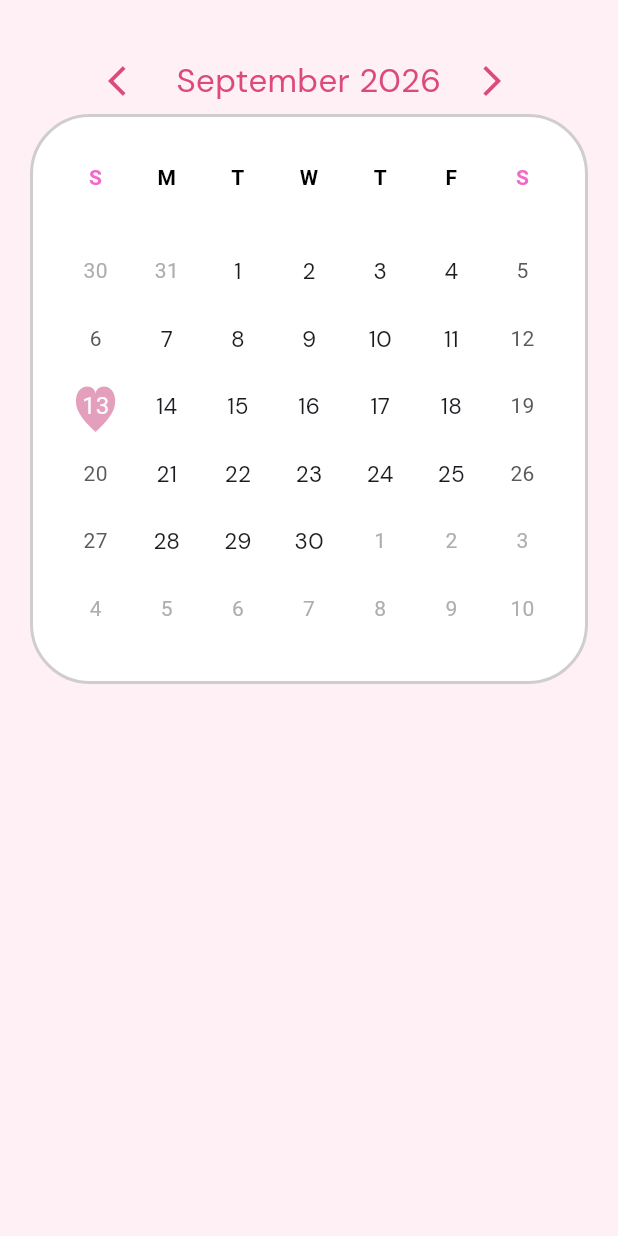
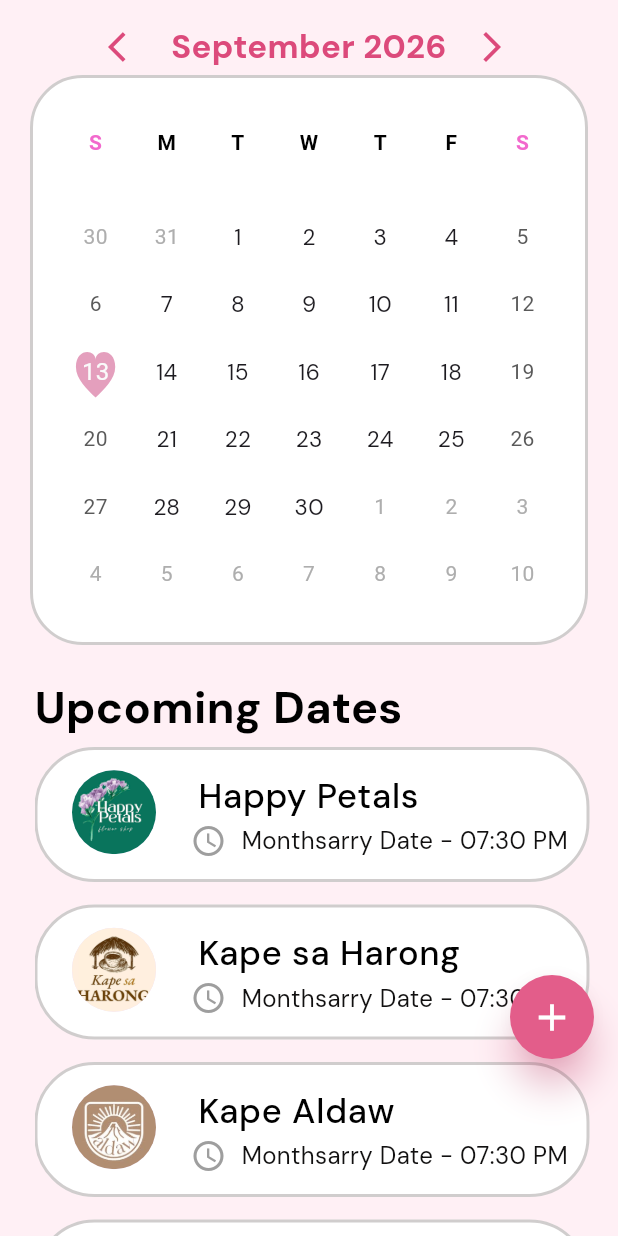
Before and after one commit to Drew010406/Bean-There, a Flutter app: the CalendarScreen screen opened directly, on a phone screen of 412 x 824 dp. Run offline on Flutter 3.47's test engine with Material 3 defaults, Android fonts, the phone set to English and light mode, and no system bars; drawn by our look-alikes of table_calendar; our stand-ins replace google_fonts, google_maps_flutter, material_symbols_icons.

Commit message:
feat: add upcoming dates section and button.

```diff
--- a/lib/main.dart
+++ b/lib/main.dart
@@ -5,6 +5,7 @@ import 'package:google_fonts/google_fonts.dart';
 void main() {
 
   runApp(MaterialApp(
+
     debugShowCheckedModeBanner: false,
     home: Scaffold(
       appBar: AppBar(
--- a/lib/screens.dart/calendar.dart
+++ b/lib/screens.dart/calendar.dart
@@ -15,36 +15,48 @@ class _CalendarScreenState extends State<CalendarScreen> {
   final DateTime _focusedDay = DateTime.now();
   final DateTime _firstDay = DateTime(2026, 1, 6);
   final DateTime _lastDay = DateTime(2040,12,31);
+
+  bool clicked = false;
   DateTime ? _selectedDay;
+
+  final Map<String, (String label,DateTime date, String url)> dateRecord = {
+
+    "Happy Petals" : ("Monthsarry Date", DateTime(2026, 10, 19, 19, 30), "assets/images/happy_petals.jpg"),
+    "Kape sa Harong": ("Monthsarry Date", DateTime(2026, 10, 19, 19, 30), "assets/images/kape_sa_harong.jpg"),
+    "Kape Aldaw": ("Monthsarry Date", DateTime(2026, 10, 19, 19, 30), "assets/images/kafe_aldaw.jpg"),
+    "Kin Coffee": ("Monthsarry Date", DateTime(2026, 10, 19, 19, 30), "assets/images/kafe_aldaw.jpg"),
+    "528 Ilawod": ("Monthsarry Date", DateTime(2026, 10, 19, 19, 30), "assets/images/kafe_aldaw.jpg"),
+    "Random ass cafe": ("Monthsarry Date", DateTime(2026, 10, 19, 19, 30), "assets/images/kafe_aldaw.jpg")
+  };
 
   @override
   Widget build(BuildContext context) {
 
+    var upcomingDates = dateRecord.entries.toList();
+
     return Scaffold(
+      backgroundColor: const Color.fromARGB(255, 255, 240, 245) ,
 
       body: Stack(
 
         children: [
 
-          Container(color:  const Color.fromARGB(255, 255, 240, 245)),
-
+          //BACKGROUND FILLER FOR THE WHITE BACKGROUND IN THE CALENDAR
           Container(
-
-            margin: EdgeInsets.fromLTRB(20.0, 76.0, 20.0, 0),
+            margin: EdgeInsets.fromLTRB(20.0, 50.0, 20.0, 0),
             height: 380,
             decoration: BoxDecoration(
               color: Colors.white,
               border: Border.all(color: const Color.fromARGB(128, 161, 156, 156), width: 2.0),
-              borderRadius:  BorderRadius.circular(40.0)
+              borderRadius:  BorderRadius.circular(35.0)
             ),
 
           ),
 
+          //CALENDAR LAYOUT
           Container(
-
             margin: EdgeInsets.fromLTRB(20.0, 0.0, 20.0, 0),
             padding: EdgeInsets.only(left: 20.0, right: 20.0),
-
             child: TableCalendar(
 
               rowHeight: 45.0,
@@ -68,13 +80,14 @@ class _CalendarScreenState extends State<CalendarScreen> {
 
               headerStyle: HeaderStyle(
 
-                headerPadding: EdgeInsets.only(top: 30.0),
+                headerPadding: EdgeInsets.only(top: 7.0),
 
                 titleCentered: true,
                 formatButtonVisible: false,
                 titleTextStyle: GoogleFonts.dmSans(
                   color: const Color.fromARGB(255, 220, 74, 123),
                   fontSize: 22.0,
+                  fontWeight: FontWeight.bold
                 ),
 
                 leftChevronMargin: EdgeInsets.only(left: 20.0),
@@ -152,14 +165,124 @@ class _CalendarScreenState extends State<CalendarScreen> {
 
           ),
 
-        ]
-      )
+          //UPCOMING DATES LAYOUT
+          Container(
+
+            margin: EdgeInsets.only(top: 450, left: 23, right: 19),
+
+            child: Column(
+              crossAxisAlignment: CrossAxisAlignment.start,
+
+              children: [
+
+                //Header
+                  Text(
+                    "Upcoming Dates",
+                    style: GoogleFonts.dmSans(
+                      color: Colors.black,
+                      fontSize: 30.0,
+                      fontWeight: FontWeight.bold,
+                    )
+                  ),
+
+                Expanded(
+
+                  child: ListView.builder(
+                    itemCount: upcomingDates.length,
+                    itemBuilder: (context, index) {
+
+                      final date = upcomingDates[index];
+                      final place = date.key;
+                      final description = date.value.$1;
+                      final time = DateFormat('hh:mm a').format(date.value.$2);
+                      final logo = date.value.$3;
+
+                      return Container(
+
+                        margin: EdgeInsets.only(top: 5.0, bottom: 10.0),
+                        height: 90,
+
+                        alignment: Alignment.center,
+                        decoration: BoxDecoration(
+                          color: Colors.white,
+                          border: Border.all(color: const Color.fromARGB(128, 161, 156, 156), width: 2.0),
+                          borderRadius:  BorderRadius.circular(40.0),
+                        ),
+
+                        child: ListTile(
+
+                          leading:
+                            CircleAvatar(
+                              radius:35,
+                              backgroundImage: AssetImage(logo),
+                          ),
+
+                          title: Padding(
+                            padding: EdgeInsets.only(left: 5),
+
+                            child: Text(
+                              place,
+                              style: GoogleFonts.dmSans(color: Colors.black, fontSize: 23, fontWeight: FontWeight.w500),
+                          ) ,
+                          ),
+
+                          subtitle: Row(
+
+                            children: [
+                              Icon(Icons.schedule, color: Colors.grey),
+                              SizedBox(width: 10,),
+                              Text(
+                                "$description - $time",
+                                style: GoogleFonts.dmSans(color: const Color.fromARGB(255, 17, 16, 16), fontSize: 16),
+
+                              ),
+                            ]
+                            ),
+                          isThreeLine: true,
+                      )
+                      );
+
+                    }
+                  ),
+                )
+              ]
+            )
+          ),
+
+          //ADD DATE BUTTON
+          Container(
+
+            margin: EdgeInsets.fromLTRB(340, 650, 10, 10),
+
+            child: Theme(
+              data: Theme.of(context).copyWith(
+                shadowColor: Color.fromARGB(113, 248, 3, 85),
+              ),
+
+              child: FloatingActionButton(
+
+                onPressed: () {},
+                backgroundColor: Color.fromARGB(255, 227, 93, 138),
+
+                elevation: 10,
+
+                shape: RoundedRectangleBorder(
+                  borderRadius: BorderRadius.circular(50.0)
+                ),
+
+                child: Icon(Icons.add, color: Colors.white, size: 30,)
+                ) ,
+            ),
+
+          )
+        ],
+
+
+      ),
+
     );
-
   }
-
 }
-
 
 class HeartBorder extends ShapeBorder {
   const HeartBorder();
--- a/lib/screens.dart/host_screen.dart
+++ b/lib/screens.dart/host_screen.dart
@@ -1,3 +1,4 @@
+import 'package:bean_there/screens.dart/top_spots.dart';
 import 'package:flutter/material.dart';
 import 'package:material_symbols_icons/symbols.dart';
 
@@ -20,6 +21,7 @@ class _HostScreenState extends State<HostScreen> {
   final List<Widget> _screens = [
     const MapScreen(),
     const CalendarScreen(),
+    const TopSpotsScreen()
   ];
 
   @override
@@ -31,14 +33,20 @@ class _HostScreenState extends State<HostScreen> {
         children: _screens,
       ),
 
-      bottomNavigationBar: NavigationBar(
+      bottomNavigationBar: NavigationBarTheme(
 
-        indicatorColor: Color.fromARGB(255, 209, 93, 143),
+        data: NavigationBarThemeData(
+          indicatorColor: Color.fromARGB(255, 240, 157, 193),
+          overlayColor: WidgetStatePropertyAll(Color.fromARGB(255, 240, 157, 193)),
           indicatorShape: RoundedRectangleBorder(
           borderRadius: BorderRadius.circular(25.0)),
-        selectedIndex: _currentIndex,
           height: 80,
           backgroundColor: Color.fromARGB(255, 253, 220, 227),
+        ),
+
+        child: NavigationBar(
+
+          selectedIndex: _currentIndex,
 
           onDestinationSelected: (int index) {
             setState(() {
@@ -53,6 +61,8 @@ class _HostScreenState extends State<HostScreen> {
             NavigationDestination(icon: Icon(Symbols.leaderboard, weight: 1000.0, size: 25.0,), selectedIcon: Icon(Symbols.leaderboard, weight: 1000.0, size: 25.0, color: Colors.white), label: "Top Spots")
           ]
          )
+      )
+
     );
 
   }
--- a/lib/screens.dart/map_screen.dart
+++ b/lib/screens.dart/map_screen.dart
@@ -26,6 +26,7 @@ class _MapScreenState extends State<MapScreen> {
 
           GoogleMap(
             onMapCreated: _onMapCreated,
+            compassEnabled: false,
             initialCameraPosition: CameraPosition(target: _center, zoom: 15.0),
             zoomControlsEnabled: false,
             mapType: MapType.normal,
--- a/pubspec.yaml
+++ b/pubspec.yaml
@@ -62,7 +62,8 @@ flutter:
   uses-material-design: true
 
   # To add assets to your application, add an assets section, like this:
-  # assets:
+  assets:
+      - assets/images/
   #   - images/a_dot_burr.jpeg
   #   - images/a_dot_ham.jpeg
 
```
Also changed, not shown: assets/images/happy_petals.jpg (added), assets/images/kafe_aldaw.jpg (added), assets/images/kape_sa_harong.jpg (added). Lines whose indentation alone changed are shown as unchanged.
